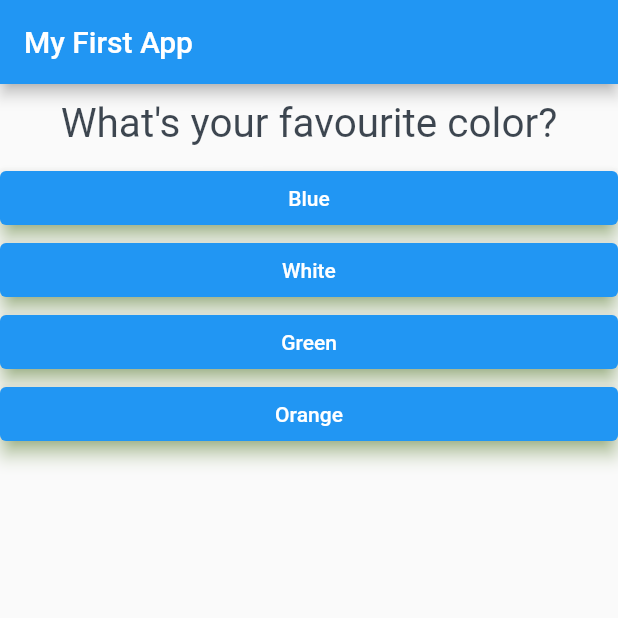
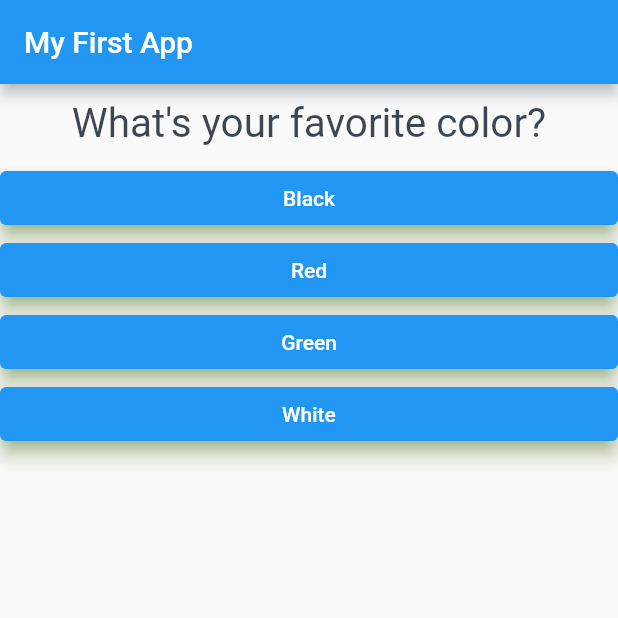
Before and after one commit to akjha96/Flutter_personalisation_quiz, a Flutter app: the screen it shows after launch, on a phone screen of 412 x 824 dp, the top half of it. Run offline on Flutter 3.47's test engine with Material 2 defaults, Android fonts, the phone set to English and light mode, and no system bars.

Commit message:
Added calculate score & show result based on score feature

```diff
--- a/lib/main.dart
+++ b/lib/main.dart
@@ -17,27 +17,53 @@ class MyApp extends StatefulWidget {
 
 class _MyAppState extends State<MyApp> {
   int _questionIndex = 0;
+  // ignore: unused_field
+  int _totalScore = 0;
 
   static const _questions = [
     {
-      'questionText': 'What\'s your favourite color?',
-      'answers': ['Blue', 'White', 'Green', 'Orange'],
+      'questionText': 'What\'s your favorite color?',
+      'answers': [
+        {'text': 'Black', 'score': 10},
+        {'text': 'Red', 'score': 5},
+        {'text': 'Green', 'score': 3},
+        {'text': 'White', 'score': 1},
+      ],
     },
     {
-      'questionText': 'What\'s your favourite animal?',
-      'answers': ['Tiger', 'Lion', 'Tortoise', 'Rabbit'],
+      'questionText': 'What\'s your favorite animal?',
+      'answers': [
+        {'text': 'Rabbit', 'score': 3},
+        {'text': 'Snake', 'score': 11},
+        {'text': 'Elephant', 'score': 5},
+        {'text': 'Lion', 'score': 9},
+      ],
     },
     {
-      'questionText': 'Who\'s your favourite Instructor?',
-      'answers': ['Andrei', 'Max', 'Angela', 'Yihua'],
+      'questionText': 'Who\'s your favorite instructor?',
+      'answers': [
+        {'text': 'Anand', 'score': 1},
+        {'text': 'Anand', 'score': 1},
+        {'text': 'Anand', 'score': 1},
+        {'text': 'Anand', 'score': 1},
+      ],
     },
   ];
 
   @override
   Widget build(BuildContext context) {
-    void _answerQuestion() {
+    void _answerQuestion(int score) {
+      _totalScore += score;
+
       setState(() {
         _questionIndex += 1;
+      });
+    }
+
+    void resetQuiz() {
+      setState(() {
+        _questionIndex = 0;
+        _totalScore = 0;
       });
     }
 
@@ -51,7 +77,10 @@ class _MyAppState extends State<MyApp> {
                 questions: _questions,
                 answerQuestion: _answerQuestion,
                 questionIndex: _questionIndex)
-            : const Result(),
+            : Result(
+                resultScore: _totalScore,
+                resetHandler: resetQuiz,
+              ),
       ),
     );
   }
--- a/lib/quiz.dart
+++ b/lib/quiz.dart
@@ -9,7 +9,7 @@ class Quiz extends StatelessWidget {
       required this.questionIndex});
 
   final List<Map<String, Object>> questions;
-  final VoidCallback answerQuestion;
+  final Function answerQuestion;
   final int questionIndex;
 
   @override
@@ -19,8 +19,10 @@ class Quiz extends StatelessWidget {
         Question(
           questionText: questions[questionIndex]['questionText'] as String,
         ),
-        ...(questions[questionIndex]['answers'] as List<String>).map((answer) {
-          return Answer(answerQuestion, answer);
+        ...(questions[questionIndex]['answers'] as List<Map<String, Object>>)
+            .map((answer) {
+          return Answer(() => answerQuestion(answer['score'] as int),
+              answer['text'] as String);
         }).toList(),
       ],
     );
```
Also changed, not shown: lib/result.dart (+43 -9 lines).
